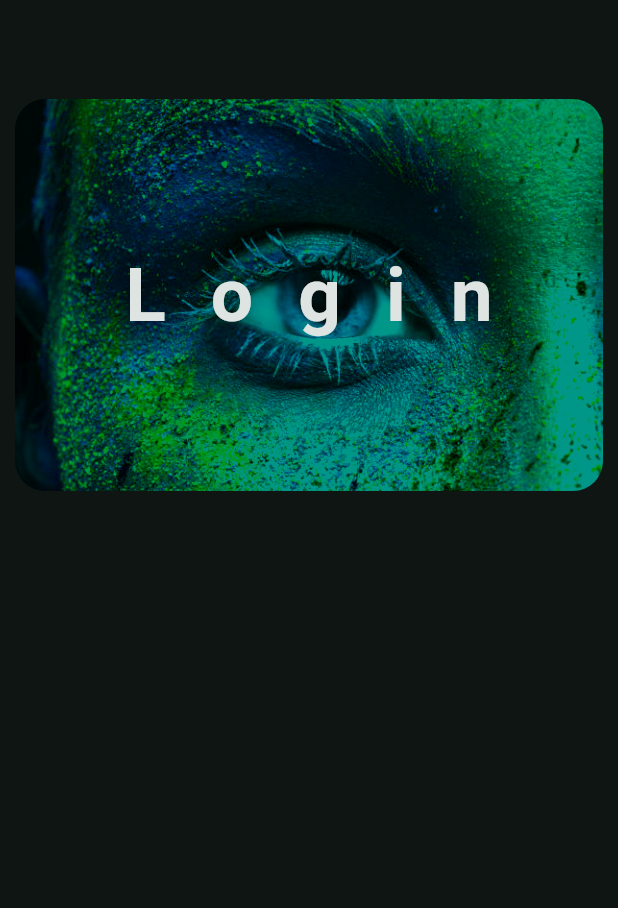
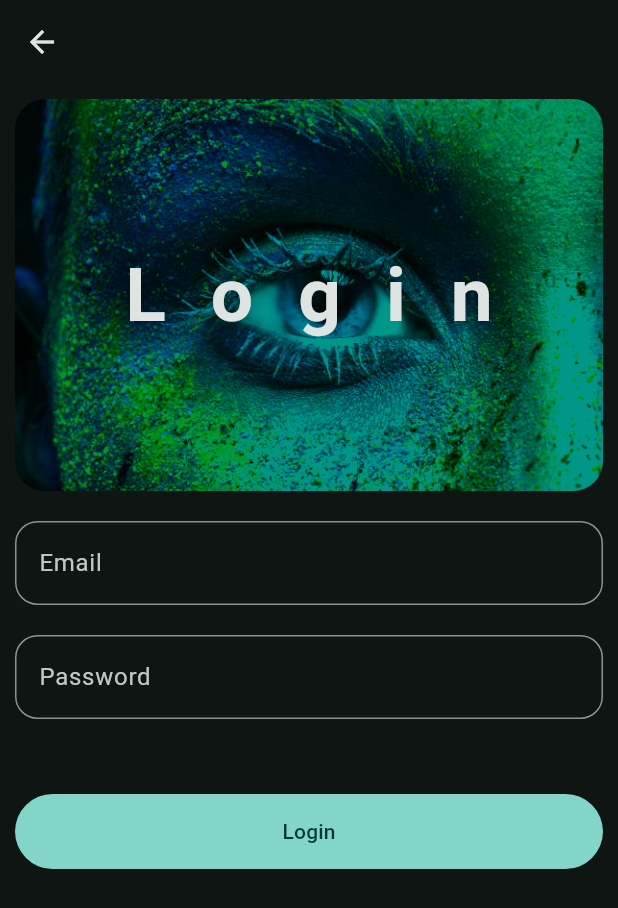
Before and after one commit to Favour-Pere/flutt_app, a Flutter app: the screen it shows after launch, after a tap on "Get Started", on a phone screen of 412 x 824 dp. Shown: the top 908 px of the screen. Run offline on Flutter 3.47's test engine with Material 3 defaults, Android fonts, the phone set to English and light mode, and no system bars; our stand-ins replace lottie.

Commit message:
Refactor LoginPage to use StatefulWidget; enhance UI with email and password fields, and implement login functionality; update WelcomePage navigation to use push instead of pushReplacement

```diff
--- a/lib/views/pages/login_page.dart
+++ b/lib/views/pages/login_page.dart
@@ -1,8 +1,26 @@
+import 'package:flutt_app/views/widget_tree.dart';
 import 'package:flutt_app/widgets/hero_widget.dart';
 import 'package:flutter/material.dart';
 
-class LoginPage extends StatelessWidget {
+class LoginPage extends StatefulWidget {
   const LoginPage({super.key});
+
+  @override
+  State<LoginPage> createState() => _LoginPageState();
+}
+
+class _LoginPageState extends State<LoginPage> {
+  TextEditingController controllerEmail = TextEditingController();
+  TextEditingController controllerPassword = TextEditingController();
+  String confirmedEmail = '123';
+  String confirmedPassword = '456';
+
+  @override
+  void dispose() {
+    controllerEmail.dispose();
+    controllerPassword.dispose();
+    super.dispose();
+  }
 
   @override
   Widget build(BuildContext context) {
@@ -10,8 +28,74 @@
       appBar: AppBar(),
       body: Padding(
         padding: const EdgeInsets.all(10.0),
-        child: Column(children: [HeroWidget(title: 'Login')]),
+        child: Column(
+          children: [
+            HeroWidget(title: 'Login'),
+            SizedBox(height: 20),
+            TextField(
+              controller: controllerEmail,
+              decoration: InputDecoration(
+                labelText: 'Email',
+                hintText: 'Enter your email',
+                border: OutlineInputBorder(
+                  borderRadius: BorderRadius.circular(15.0),
+                ),
+              ),
+              onEditingComplete: () {
+                setState(() {});
+              },
+            ),
+            SizedBox(height: 20),
+
+            TextField(
+              controller: controllerPassword,
+              obscureText: true,
+              autocorrect: false,
+              decoration: InputDecoration(
+                labelText: 'Password',
+                hintText: 'Enter your password',
+                border: OutlineInputBorder(
+                  borderRadius: BorderRadius.circular(15.0),
+                ),
+              ),
+              onEditingComplete: () {
+                setState(() {});
+              },
+            ),
+            SizedBox(height: 50),
+            FilledButton(
+              onPressed: () {
+                onLoginPressed();
+              },
+
+              style: FilledButton.styleFrom(
+                minimumSize: Size(double.infinity, 50.0),
+              ),
+              child: Text('Login'),
+            ),
+          ],
+        ),
       ),
     );
   }
+
+  void onLoginPressed() {
+    if (confirmedEmail == controllerEmail.text &&
+        confirmedPassword == controllerPassword.text) {
+      Navigator.pushReplacement(
+        context,
+        MaterialPageRoute(
+          builder: (context) {
+            return WidgetTree();
+          },
+        ),
+      );
+    } else {
+      ScaffoldMessenger.of(
+        context,
+      ).showSnackBar(SnackBar(content: Text('Invalid email or password')));
+      controllerEmail.clear();
+      controllerPassword.clear();
+    }
+  }
 }
--- a/lib/views/pages/welcome_page.dart
+++ b/lib/views/pages/welcome_page.dart
@@ -8,7 +8,8 @@
   @override
   Widget build(BuildContext context) {
     return Scaffold(
-      body: Padding(
+      body: SingleChildScrollView(
+        child: Padding(
           padding: const EdgeInsets.all(20.0),
           child: Column(
             mainAxisAlignment: MainAxisAlignment.center,
@@ -28,7 +29,7 @@
               SizedBox(height: 50),
               FilledButton(
                 onPressed: () {
-                Navigator.pushReplacement(
+                  Navigator.push(
                     context,
                     MaterialPageRoute(
                       builder: (context) {
@@ -39,14 +40,14 @@
                 },
 
                 style: FilledButton.styleFrom(
-                minimumSize: Size(double.infinity, 50.0,),
+                  minimumSize: Size(double.infinity, 50.0),
                 ),
                 child: Text('Get Started'),
               ),
               SizedBox(height: 20),
               TextButton(
                 onPressed: () {
-                Navigator.pushReplacement(
+                  Navigator.push(
                     context,
                     MaterialPageRoute(
                       builder: (context) {
@@ -64,6 +65,7 @@
             ],
           ),
         ),
+      ),
     );
   }
 }
```
Lines whose indentation alone changed are shown as unchanged.
